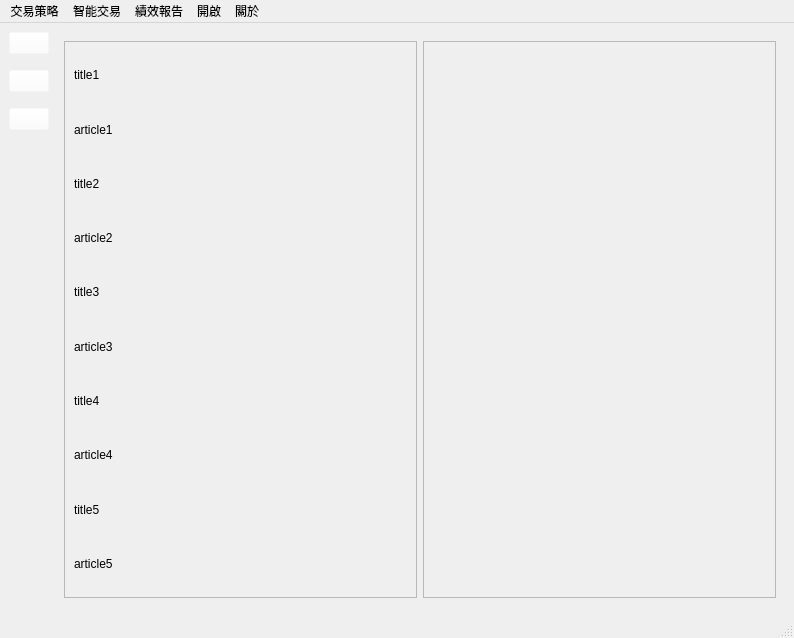
Qt form New_UI_for_edit.ui (allen93075/Winner) before a commit.
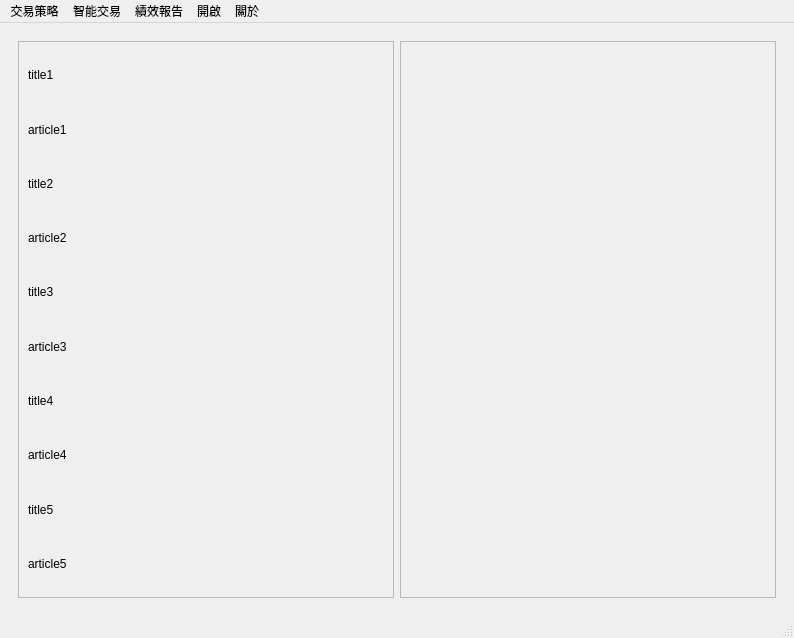
The same form after that commit. Icons and pictures are not drawn.

Commit message: 新增toolbar area放置"backhome, OpenMC, OpenPL, Exit功能", 刪除backhome,MC,PL button

Diff of the .ui file:
```diff
--- a/New_UI_for_edit.ui
+++ b/New_UI_for_edit.ui
@@ -29,100 +29,6 @@
   <widget class="QWidget" name="centralwidget">
    <layout class="QGridLayout" name="gridLayout_4">
     <item row="0" column="0">
-     <layout class="QVBoxLayout" name="verticalLayout_3">
-      <item>
-       <widget class="QPushButton" name="BackHome_button">
-        <property name="sizePolicy">
-         <sizepolicy hsizetype="Fixed" vsizetype="Fixed">
-          <horstretch>0</horstretch>
-          <verstretch>0</verstretch>
-         </sizepolicy>
-        </property>
-        <property name="styleSheet">
-         <string notr="true">border-color: rgba(255, 255, 255, 0);
-background-color: rgba(255, 255, 255, 0);</string>
-        </property>
-        <property name="text">
-         <string/>
-        </property>
-       </widget>
-      </item>
-      <item>
-       <spacer name="verticalSpacer_2">
-        <property name="orientation">
-         <enum>Qt::Vertical</enum>
-        </property>
-        <property name="sizeType">
-         <enum>QSizePolicy::Fixed</enum>
-        </property>
-        <property name="sizeHint" stdset="0">
-         <size>
-          <width>20</width>
-          <height>10</height>
-         </size>
-        </property>
-       </spacer>
-      </item>
-      <item>
-       <widget class="QPushButton" name="MCcall_button">
-        <property name="sizePolicy">
-         <sizepolicy hsizetype="Fixed" vsizetype="Fixed">
-          <horstretch>0</horstretch>
-          <verstretch>0</verstretch>
-         </sizepolicy>
-        </property>
-        <property name="styleSheet">
-         <string notr="true">border-color: rgba(255, 255, 255, 0);
-background-color: rgba(255, 255, 255, 0);</string>
-        </property>
-        <property name="text">
-         <string/>
-        </property>
-       </widget>
-      </item>
-      <item>
-       <spacer name="verticalSpacer_3">
-        <property name="orientation">
-         <enum>Qt::Vertical</enum>
-        </property>
-        <property name="sizeType">
-         <enum>QSizePolicy::Fixed</enum>
-        </property>
-        <property name="sizeHint" stdset="0">
-         <size>
-          <width>20</width>
-          <height>10</height>
-         </size>
-        </property>
-       </spacer>
-      </item>
-      <item>
-       <widget class="QPushButton" name="PLcall_button">
-        <property name="styleSheet">
-         <string notr="true">border-color: rgba(255, 255, 255, 0);
-background-color: rgba(255, 255, 255, 0);</string>
-        </property>
-        <property name="text">
-         <string/>
-        </property>
-       </widget>
-      </item>
-      <item>
-       <spacer name="verticalSpacer">
-        <property name="orientation">
-         <enum>Qt::Vertical</enum>
-        </property>
-        <property name="sizeHint" stdset="0">
-         <size>
-          <width>20</width>
-          <height>40</height>
-         </size>
-        </property>
-       </spacer>
-      </item>
-     </layout>
-    </item>
-    <item row="0" column="1">
      <layout class="QHBoxLayout" name="horizontalLayout">
       <item>
        <widget class="QStackedWidget" name="stackedWidget">
@@ -149,7 +55,7 @@
                 <rect>
                  <x>0</x>
                  <y>0</y>
-                 <width>338</width>
+                 <width>364</width>
                  <height>541</height>
                 </rect>
                </property>
```
The commit also changes 3 other files.
